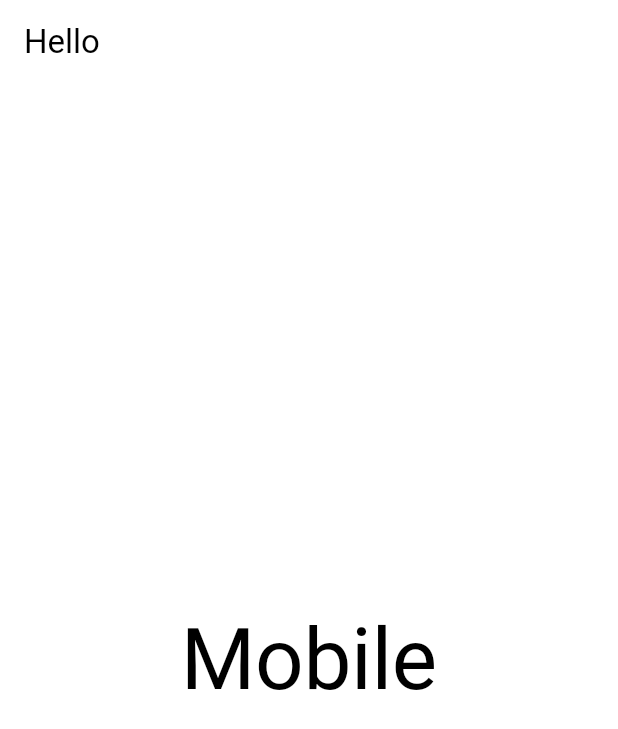
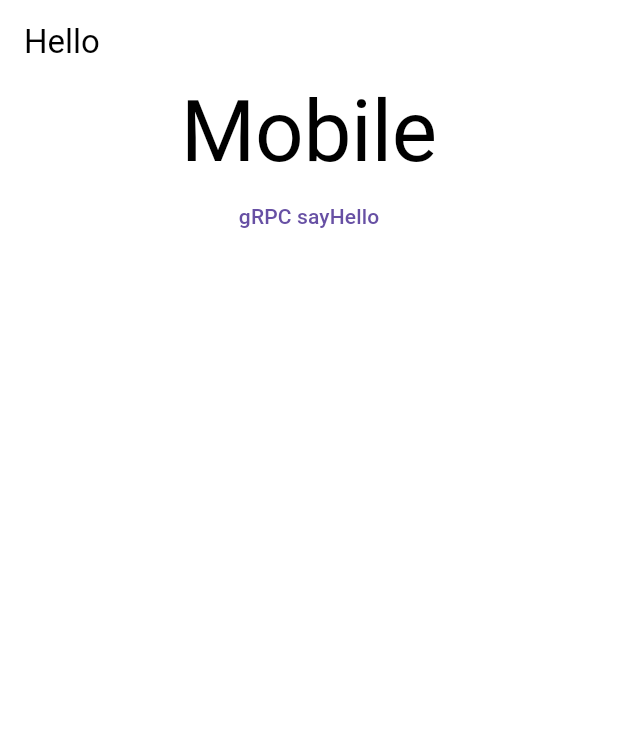
Before and after one commit to Myoungmin/flutter_grpc_fundamental, a Flutter app: the screen it shows after launch, on a phone screen of 412 x 824 dp. Shown: the top 729 px of the screen. Run offline on Flutter 3.47's test engine with Material 3 defaults, Android fonts, the phone set to English and light mode, and no system bars; our stand-ins replace flutter_riverpod; missing offline and left inert: grpc, protobuf.

Commit message:
TextButton으로 gRPC sayHello호출,  viewModel state변경

```diff
--- a/flutter_grpc_client/lib/src/view/main/main_view.dart
+++ b/flutter_grpc_client/lib/src/view/main/main_view.dart
@@ -22,7 +22,9 @@ class MainView extends StatelessWidget {
             ),
           ),
         ),
-        body: Center(
+        body: Column(
+          children: [
+            Center(
               child: GestureDetector(
                 onTap: () {
                   showDialog(
@@ -68,6 +70,16 @@ class MainView extends StatelessWidget {
                 ),
               ),
             ),
+            Center(
+              child: TextButton(
+                child: Text(state.strTextButton),
+                onPressed: () async {
+                  viewModel.sayHello();
+                },
+              ),
+            ),
+          ],
+        ),
       ),
     );
   }
```
Also changed, not shown: flutter_grpc_client/lib/src/view/main/main_view_model.dart (+24 -4 lines). Lines whose indentation alone changed are shown as unchanged.
